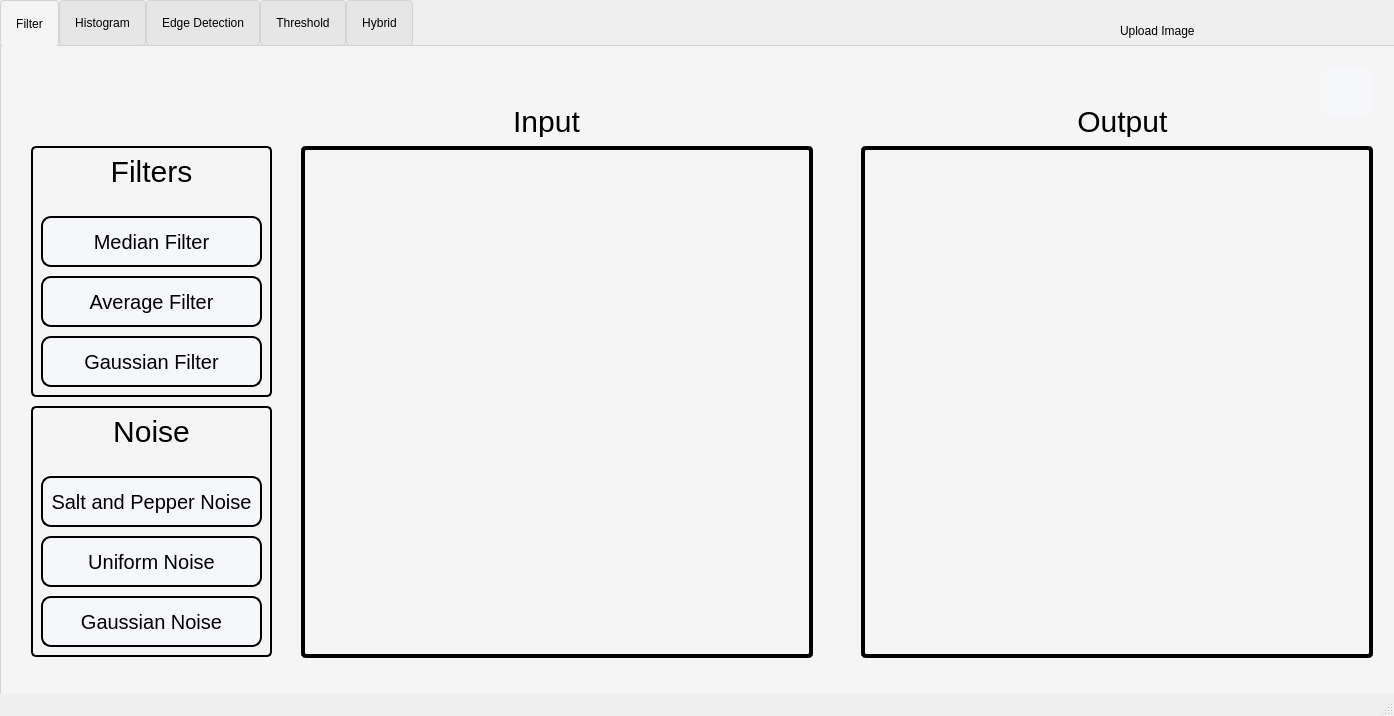
This is QT_GUI_TASK_1/mainwindow.ui in Dinahussam/Impro-App as Qt 5 draws it before an edit. The edited form follows.
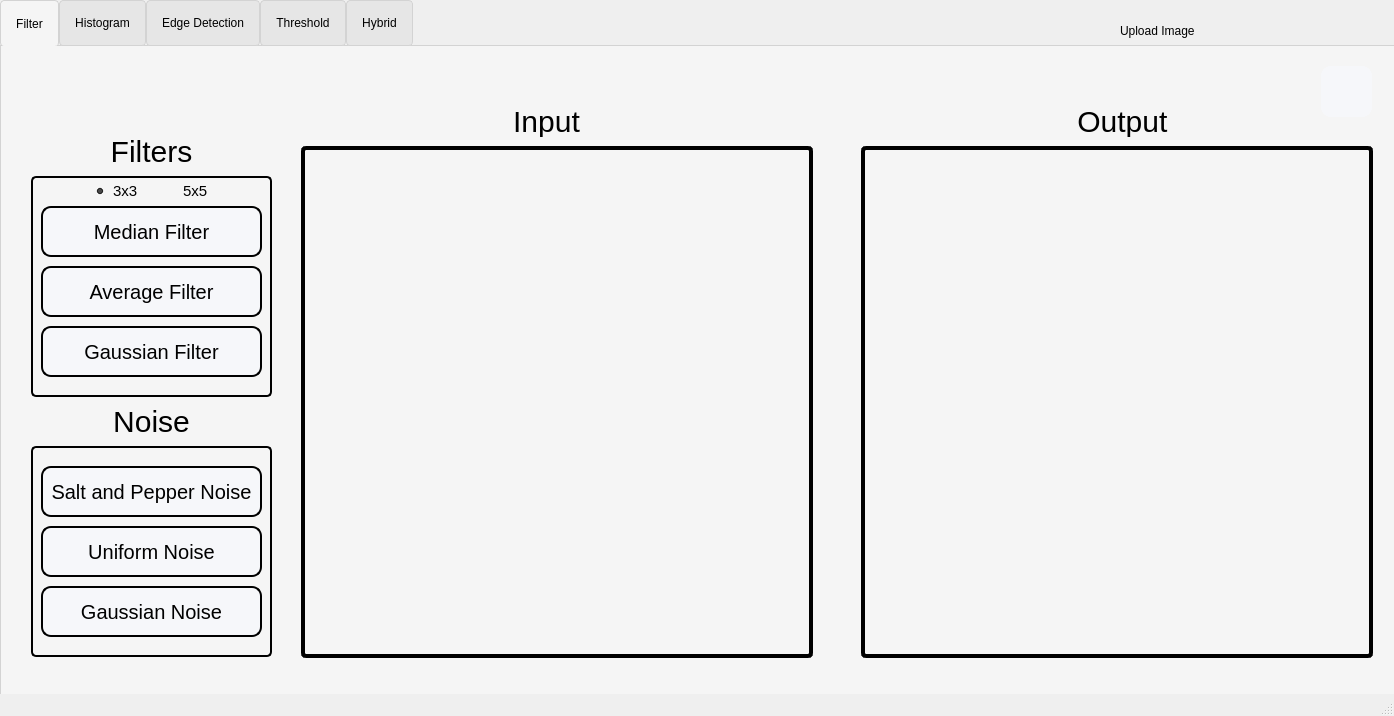
This is the edited form. The open tabs and pages were chosen to show the change. Icons and pictures are not drawn. Custom widgets are drawn as their Qt base class.

```diff
--- a/QT_GUI_TASK_1/mainwindow.ui
+++ b/QT_GUI_TASK_1/mainwindow.ui
@@ -58,7 +58,7 @@
 </string>
     </property>
     <property name="currentIndex">
-     <number>1</number>
+     <number>3</number>
     </property>
     <property name="iconSize">
      <size>
@@ -228,20 +228,22 @@
       <property name="geometry">
        <rect>
         <x>30</x>
-        <y>100</y>
+        <y>130</y>
         <width>241</width>
-        <height>251</height>
+        <height>221</height>
        </rect>
       </property>
       <property name="styleSheet">
-       <string notr="true">border: 2px solid;
-border-radius: 5px;</string>
+       <string notr="true">QWidget{
+border: 2px solid;
+border-radius: 5px;
+}</string>
       </property>
       <widget class="QPushButton" name="AverageFilterButton">
        <property name="geometry">
         <rect>
          <x>10</x>
-         <y>130</y>
+         <y>90</y>
          <width>221</width>
          <height>51</height>
         </rect>
@@ -269,7 +271,7 @@
        <property name="geometry">
         <rect>
          <x>10</x>
-         <y>70</y>
+         <y>30</y>
          <width>221</width>
          <height>51</height>
         </rect>
@@ -297,7 +299,7 @@
        <property name="geometry">
         <rect>
          <x>10</x>
-         <y>190</y>
+         <y>150</y>
          <width>221</width>
          <height>51</height>
         </rect>
@@ -321,27 +323,47 @@
         <string>Gaussian Filter</string>
        </property>
       </widget>
-      <widget class="QLabel" name="FilterLabel">
+      <widget class="QRadioButton" name="Radio3x3Kernal">
        <property name="geometry">
         <rect>
-         <x>0</x>
-         <y>10</y>
-         <width>241</width>
-         <height>31</height>
+         <x>60</x>
+         <y>5</y>
+         <width>50</width>
+         <height>20</height>
         </rect>
        </property>
        <property name="styleSheet">
         <string notr="true">font-family: Impact, Haettenschweiler, 'Arial Narrow Bold', sans-serif;
-font-size: 30px;
+font-size: 15px;
 color: black;
 background-color:transparent;
 border-color: transparent</string>
        </property>
        <property name="text">
-        <string>Filters</string>
+        <string>3x3</string>
        </property>
-       <property name="alignment">
-        <set>Qt::AlignCenter</set>
+       <property name="checked">
+        <bool>true</bool>
+       </property>
+      </widget>
+      <widget class="QRadioButton" name="Radio5x5Kernal">
+       <property name="geometry">
+        <rect>
+         <x>130</x>
+         <y>5</y>
+         <width>50</width>
+         <height>20</height>
+        </rect>
+       </property>
+       <property name="styleSheet">
+        <string notr="true">font-family: Impact, Haettenschweiler, 'Arial Narrow Bold', sans-serif;
+font-size: 15px;
+color: black;
+background-color:transparent;
+border-color: transparent</string>
+       </property>
+       <property name="text">
+        <string>5x5</string>
        </property>
       </widget>
      </widget>
@@ -349,9 +371,9 @@
       <property name="geometry">
        <rect>
         <x>30</x>
-        <y>360</y>
+        <y>400</y>
         <width>241</width>
-        <height>251</height>
+        <height>211</height>
        </rect>
       </property>
       <property name="styleSheet">
@@ -362,7 +384,7 @@
        <property name="geometry">
         <rect>
          <x>10</x>
-         <y>130</y>
+         <y>80</y>
          <width>221</width>
          <height>51</height>
         </rect>
@@ -390,7 +412,7 @@
        <property name="geometry">
         <rect>
          <x>10</x>
-         <y>70</y>
+         <y>20</y>
          <width>221</width>
          <height>51</height>
         </rect>
@@ -418,7 +440,7 @@
        <property name="geometry">
         <rect>
          <x>10</x>
-         <y>190</y>
+         <y>140</y>
          <width>221</width>
          <height>51</height>
         </rect>
@@ -442,11 +464,35 @@
         <string>Gaussian Noise</string>
        </property>
       </widget>
+     </widget>
+     <widget class="QLabel" name="FilterLabel">
+      <property name="geometry">
+       <rect>
+        <x>30</x>
+        <y>90</y>
+        <width>241</width>
+        <height>31</height>
+       </rect>
+      </property>
+      <property name="styleSheet">
+       <string notr="true">font-family: Impact, Haettenschweiler, 'Arial Narrow Bold', sans-serif;
+font-size: 30px;
+color: black;
+background-color:transparent;
+border-color: transparent</string>
+      </property>
+      <property name="text">
+       <string>Filters</string>
+      </property>
+      <property name="alignment">
+       <set>Qt::AlignCenter</set>
+      </property>
+     </widget>
       <widget class="QLabel" name="NoiseLabel">
        <property name="geometry">
         <rect>
-         <x>0</x>
-         <y>10</y>
+        <x>30</x>
+        <y>360</y>
          <width>241</width>
          <height>31</height>
         </rect>
@@ -466,7 +512,6 @@
        </property>
       </widget>
      </widget>
-    </widget>
     <widget class="QWidget" name="HistogramTab">
      <attribute name="icon">
       <iconset resource="Icons.qrc">
@@ -1335,6 +1380,22 @@
         </property>
        </widget>
       </widget>
+      <widget class="QSlider" name="GlobalThresholdSlider">
+       <property name="geometry">
+        <rect>
+         <x>590</x>
+         <y>70</y>
+         <width>16</width>
+         <height>131</height>
+        </rect>
+       </property>
+       <property name="maximum">
+        <number>255</number>
+       </property>
+       <property name="orientation">
+        <enum>Qt::Vertical</enum>
+       </property>
+      </widget>
      </widget>
      <widget class="QWidget" name="LocalThershold" native="true">
       <property name="geometry">
```
Lines whose indentation alone changed are shown as unchanged.
